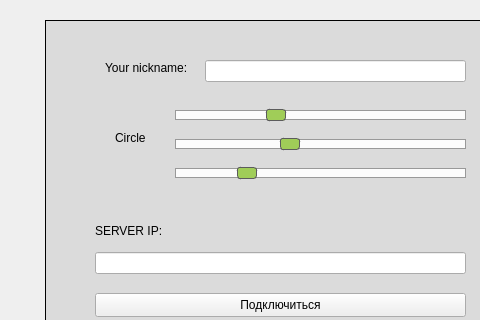
naumtsev/friendtube, file Client/Menu.ui: the form before one commit; both pictures show x 355 to 835 and y 190 to 510 of the 1280 by 720 pixel window.
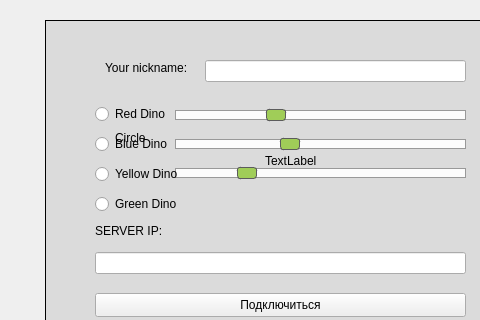
The form after the commit. Icons and pictures are not drawn.

```diff
--- a/Client/Menu.ui
+++ b/Client/Menu.ui
@@ -326,6 +326,59 @@
       <set>Qt::AlignRight|Qt::AlignTrailing|Qt::AlignVCenter</set>
      </property>
     </widget>
+    <widget class="QWidget" name="gridLayoutWidget">
+     <property name="geometry">
+      <rect>
+       <x>50</x>
+       <y>80</y>
+       <width>171</width>
+       <height>121</height>
+      </rect>
+     </property>
+     <layout class="QGridLayout" name="gridLayout">
+      <item row="2" column="0">
+       <widget class="QRadioButton" name="YellowDino">
+        <property name="text">
+         <string>Yellow Dino</string>
+        </property>
+       </widget>
+      </item>
+      <item row="1" column="0">
+       <widget class="QRadioButton" name="BlueDino">
+        <property name="text">
+         <string>Blue Dino</string>
+        </property>
+       </widget>
+      </item>
+      <item row="0" column="0">
+       <widget class="QRadioButton" name="RedDino">
+        <property name="text">
+         <string>Red Dino</string>
+        </property>
+       </widget>
+      </item>
+      <item row="3" column="0">
+       <widget class="QRadioButton" name="GreenDino">
+        <property name="text">
+         <string>Green Dino</string>
+        </property>
+       </widget>
+      </item>
+     </layout>
+    </widget>
+    <widget class="QLabel" name="label_2">
+     <property name="geometry">
+      <rect>
+       <x>220</x>
+       <y>80</y>
+       <width>121</width>
+       <height>121</height>
+      </rect>
+     </property>
+     <property name="text">
+      <string>TextLabel</string>
+     </property>
+    </widget>
    </widget>
    <widget class="QFrame" name="advert_frame">
     <property name="enabled">
```
Left out of the diff: 2 changed lines with no effect on the pictures.
